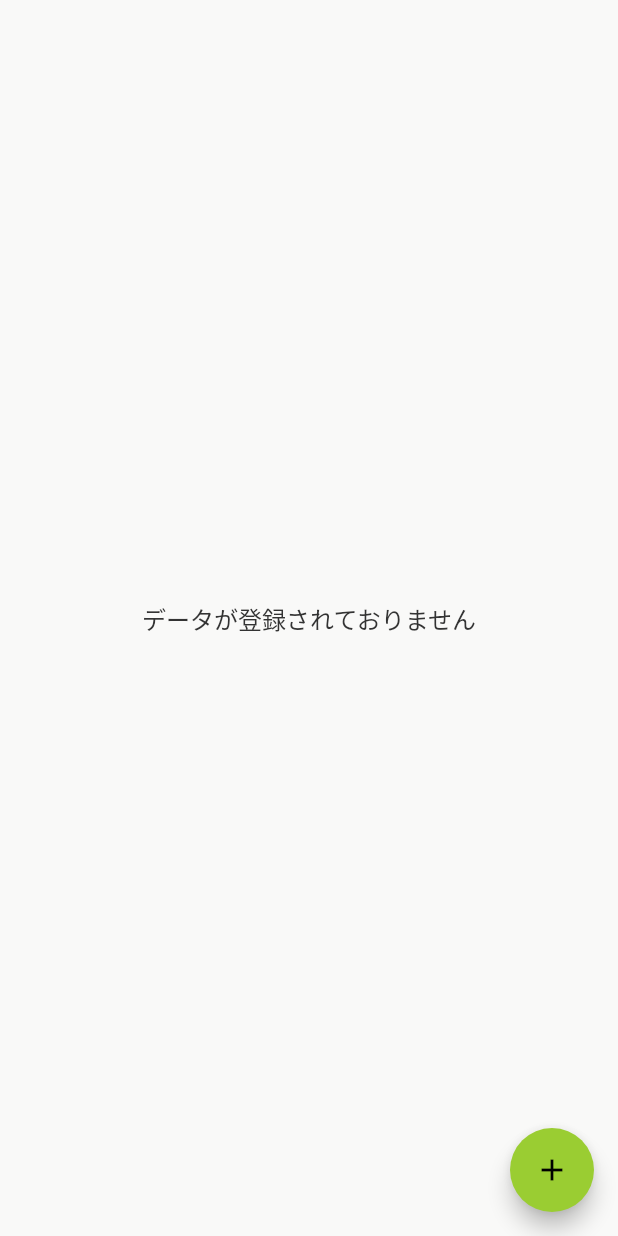
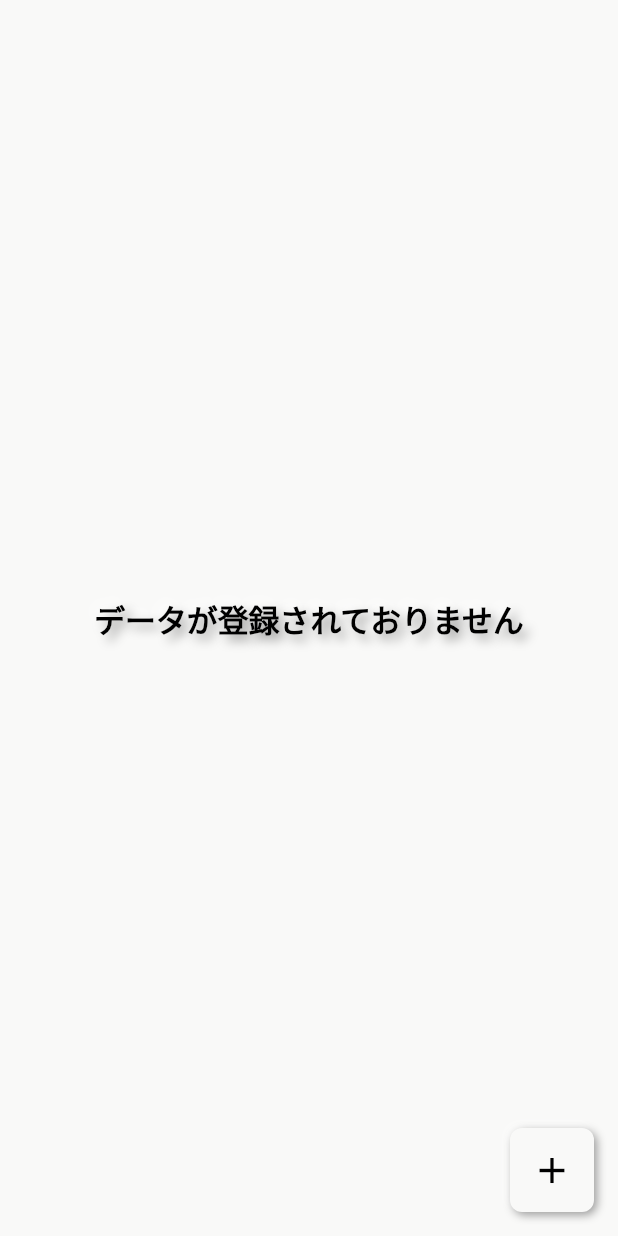
Before and after one commit to nowvilla-physi/account-management-ledger, a Flutter app: the screen it shows after launch, on a phone screen of 412 x 824 dp. Run offline on Flutter 3.47's test engine with Material 2 defaults, Android fonts, the phone set to English and light mode, and no system bars; drawn by our look-alikes of flutter_neumorphic; our stand-ins replace flutter_screenutil, freezed_annotation, logger; statements that could not run were skipped.

Commit message:
Neumorphicを追加した。

```diff
--- a/lib/app.dart
+++ b/lib/app.dart
@@ -1,4 +1,4 @@
-import 'package:flutter/material.dart';
+import 'package:flutter_neumorphic/flutter_neumorphic.dart';
 import 'package:flutter_screenutil/flutter_screenutil.dart';
 import 'importer.dart';
 
@@ -17,7 +17,7 @@ class App extends StatelessWidget {
       designSize: const Size(360, 690),
       minTextAdapt: true,
       splitScreenMode: true,
-      builder: (context) => MaterialApp(
+      builder: (context) => NeumorphicApp(
         debugShowCheckedModeBanner: false,
         builder: (context, widget) {
           ScreenUtil.setContext(context);
@@ -26,9 +26,12 @@ class App extends StatelessWidget {
             child: widget!,
           );
         },
-        theme: ThemeData(
-          primarySwatch: AppMaterialColor.primary,
-          scaffoldBackgroundColor: AppColors.baseColor,
+        themeMode: ThemeMode.light,
+        theme: const NeumorphicThemeData(
+          // accentColor: AppColors.accentColor,
+          baseColor: AppColors.baseColor,
+          lightSource: LightSource.topLeft,
+          depth: 4,
         ),
         home: HomePage(accounts: []),
       ),
--- a/lib/component/empty_container.dart
+++ b/lib/component/empty_container.dart
@@ -1,6 +1,6 @@
-import 'package:flutter/material.dart';
+import 'package:flutter_neumorphic/flutter_neumorphic.dart';
+import 'package:flutter_screenutil/flutter_screenutil.dart';
 import 'package:account_management_ledger/importer.dart';
-import 'package:flutter_screenutil/flutter_screenutil.dart';
 
 class EmptyContainer extends StatelessWidget {
   final String message;
@@ -13,11 +13,15 @@ class EmptyContainer extends StatelessWidget {
       child: Column(
         mainAxisSize: MainAxisSize.min,
         children: <Widget>[
-          Text(
+          NeumorphicText(
             message,
-            style: TextStyle(
-              color: AppColors.black,
-              fontSize: 14.sp,
+            style: NeumorphicStyle(
+              depth: Dimens.depth,
+              color: NeumorphicTheme.defaultTextColor(context),
+            ),
+            textStyle: NeumorphicTextStyle(
+              fontSize: 18.sp,
+              fontWeight: FontWeight.bold,
             ),
           )
         ],
--- a/lib/constant/colors.dart
+++ b/lib/constant/colors.dart
@@ -4,6 +4,7 @@ class AppColors {
   static const accentColor = Color(0xFF6237CF);
   static const mainColor = Color(0xFF9ACD32);
   static const baseColor = Color(0xFFF9F9F8);
+  static const white = Color(0xFFFFFFFF);
   static const gray = Color(0xFFE5E6E4);
   static const black = Color(0xFF333333);
 }
--- a/lib/constant/dimens.dart
+++ b/lib/constant/dimens.dart
@@ -3,4 +3,7 @@ class Dimens {
   static const allPadding = 32.0;
   static const allHorizontalPadding = 32.0;
   static const allVerticalPadding = 32.0;
+
+  // depth.
+  static const depth = 8.0;
 }
--- a/lib/view/home.dart
+++ b/lib/view/home.dart
@@ -1,5 +1,6 @@
-import 'package:flutter/material.dart';
 import 'package:account_management_ledger/importer.dart';
+import 'package:flutter_neumorphic/flutter_neumorphic.dart';
+import 'package:flutter_screenutil/flutter_screenutil.dart';
 
 class HomePage extends StatefulWidget {
   final List<Account> accounts;
@@ -20,23 +21,55 @@ class _HomePageState extends State<HomePage> {
   @override
   Widget build(BuildContext context) {
     return Scaffold(
+      backgroundColor: NeumorphicTheme.baseColor(context),
       body: _accounts.isEmpty
           ? const EmptyContainer(message: Strings.noDataMessage)
-          : Center(
-              child: Column(
-                mainAxisAlignment: MainAxisAlignment.center,
-                children: <Widget>[
-                  Text(
-                    _accounts[0].service,
+          : SingleChildScrollView(
+              child: Padding(
+                padding: EdgeInsets.only(top: Dimens.allVerticalPadding.h),
+                child: Center(
+                  child: Column(
+                    mainAxisSize: MainAxisSize.min,
+                    children: <Widget>[
+                      NeumorphicButton(
+                        onPressed: () {},
+                        padding: const EdgeInsets.all(12.0),
+                        child: Icon(
+                          Icons.favorite_border,
+                          color: _iconsColor(context),
+                        ),
+                      ),
+                      NeumorphicButton(
+                          margin: EdgeInsets.only(top: 12),
+                          onPressed: () {},
+                          // style: NeumorphicStyle(
+                          //   shape: NeumorphicShape.flat,
+                          //   boxShape: NeumorphicBoxShape.roundRect(
+                          //       BorderRadius.circular(8)),
+                          // ),
+                          padding: const EdgeInsets.all(12.0),
+                          child: Text(
+                            "Toggle Theme",
+                            style: TextStyle(color: AppColors.black),
+                          )),
+                    ],
                   ),
-                ],
+                ),
               ),
             ),
-      floatingActionButton: FloatingActionButton(
-        onPressed: printa,
-        tooltip: 'Increment',
-        child: const Icon(Icons.add),
+      floatingActionButton: NeumorphicFloatingActionButton(
+        child: Icon(Icons.add, size: 24.h),
+        onPressed: () {},
       ),
     );
   }
+
+  Color? _iconsColor(BuildContext context) {
+    final theme = NeumorphicTheme.of(context);
+    if (theme?.isUsingDark == true) {
+      return theme?.current?.accentColor;
+    } else {
+      return null;
+    }
+  }
 }
```
